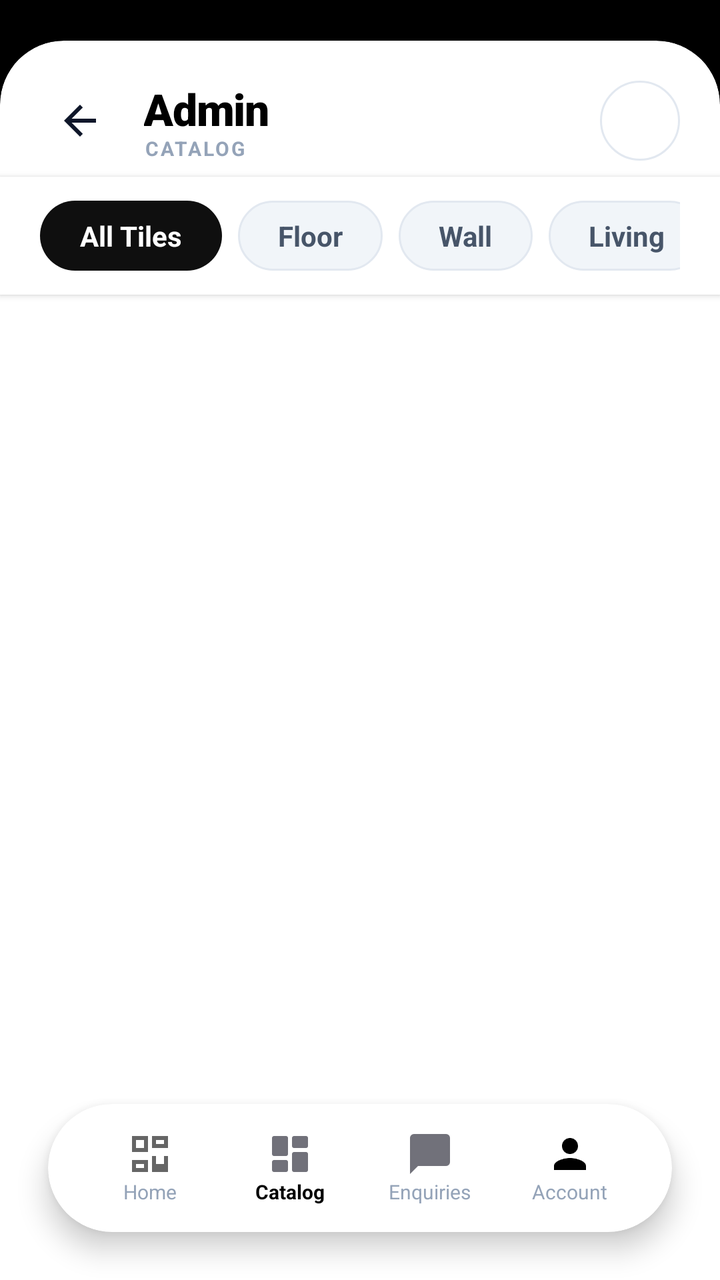
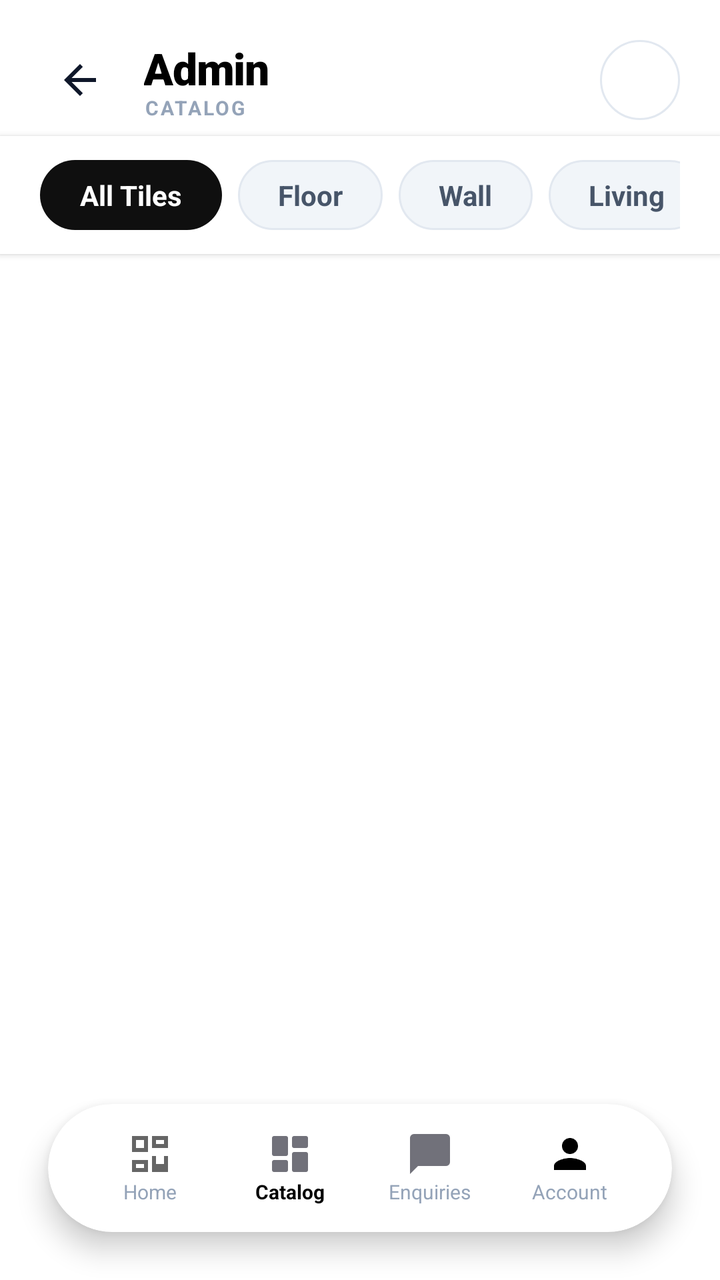

An Android layout rendered at two revisions. The XML below is the earlier revision; the diff shows what the commit changed to produce the second picture.
<!-- AndroidManifest.xml: activity theme Theme.AppCompat.Light.NoActionBar -->
<!-- res/layout/activity_admin_catalog.xml -->
<?xml version="1.0" encoding="utf-8"?>
<RelativeLayout xmlns:android="http://schemas.android.com/apk/res/android"
    xmlns:app="http://schemas.android.com/apk/res-auto"
    android:layout_width="match_parent"
    android:layout_height="match_parent"
    android:background="@color/white"
    android:fitsSystemWindows="false">

    
    <LinearLayout
        android:id="@+id/header_section"
        android:layout_width="match_parent"
        android:layout_height="80dp"
        android:background="#000000"
        android:orientation="vertical" />

    
    <androidx.cardview.widget.CardView
        android:layout_width="match_parent"
        android:layout_height="match_parent"
        android:layout_below="@id/header_section"
        android:layout_marginTop="-60dp"
        app:cardCornerRadius="32dp"
        app:cardElevation="0dp"
        app:cardBackgroundColor="@color/white">

        <LinearLayout
            android:layout_width="match_parent"
            android:layout_height="match_parent"
            android:orientation="vertical"
            android:paddingTop="12dp">

            
            <RelativeLayout
                android:id="@+id/toolbar"
                android:layout_width="match_parent"
                android:layout_height="56dp"
                android:paddingHorizontal="20dp">

                
                <LinearLayout
                    android:id="@+id/titleContainer"
                    android:layout_width="match_parent"
                    android:layout_height="match_parent"
                    android:orientation="horizontal"
                    android:gravity="center_vertical">

                    
                    <ImageView
                        android:id="@+id/btnBack"
                        android:layout_width="40dp"
                        android:layout_height="40dp"
                        android:src="@drawable/ic_arrow_back"
                        app:tint="#000000"
                        android:padding="8dp"
                        android:clickable="true"
                        android:focusable="true" />

                    
                    <LinearLayout
                        android:layout_width="0dp"
                        android:layout_height="wrap_content"
                        android:layout_weight="1"
                        android:orientation="vertical"
                        android:layout_marginStart="12dp">

                        <TextView
                            android:layout_width="wrap_content"
                            android:layout_height="wrap_content"
                            android:text="Admin"
                            android:textColor="#000000"
                            android:textSize="22sp"
                            android:fontFamily="sans-serif-black"
                            android:letterSpacing="-0.02" />

                        <TextView
                            android:layout_width="wrap_content"
                            android:layout_height="wrap_content"
                            android:text="CATALOG"
                            android:textColor="#94A3B8"
                            android:textSize="10sp"
                            android:textStyle="bold"
                            android:letterSpacing="0.1"
                            android:layout_marginTop="-2dp" />
                    </LinearLayout>

                    
                    <ImageView
                        android:id="@+id/btnSearch"
                        android:layout_width="40dp"
                        android:layout_height="40dp"
                        android:src="@drawable/ic_search"
                        app:tint="#000000"
                        android:background="@drawable/bg_circle_icon"
                        android:clickable="true"
                        android:focusable="true" />
                </LinearLayout>

                
                <LinearLayout
                    android:id="@+id/searchContainer"
                    android:layout_width="match_parent"
                    android:layout_height="match_parent"
                    android:orientation="horizontal"
                    android:gravity="center_vertical"
                    android:visibility="gone"
                    android:background="@color/white">

                    <ImageView
                        android:layout_width="40dp"
                        android:layout_height="40dp"
                        android:src="@drawable/ic_search"
                        app:tint="#94A3B8"
                        android:padding="10dp" />

                    <EditText
                        android:id="@+id/etSearch"
                        android:layout_width="0dp"
                        android:layout_height="wrap_content"
                        android:layout_weight="1"
                        android:background="@null"
                        android:hint="Search products..."
                        android:textColor="#1E293B"
                        android:textColorHint="#94A3B8"
                        android:textSize="16sp"
                        android:paddingHorizontal="8dp"
                        android:inputType="text"
                        android:maxLines="1"
                        android:imeOptions="actionSearch" />

                    <ImageView
                        android:id="@+id/btnCloseSearch"
                        android:layout_width="40dp"
                        android:layout_height="40dp"
                        android:src="@drawable/ic_close"
                        app:tint="#000000"
                        android:padding="10dp"
                        android:clickable="true"
                        android:focusable="true" />

                </LinearLayout>

            </RelativeLayout>

    
    <HorizontalScrollView
        android:id="@+id/filterTabs"
        android:layout_width="match_parent"
        android:layout_height="wrap_content"
        android:layout_below="@id/toolbar"
        android:background="@color/white"
        android:paddingHorizontal="20dp"
        android:paddingVertical="12dp"
        android:elevation="2dp"
        android:scrollbars="none">

        <LinearLayout
            android:layout_width="wrap_content"
            android:layout_height="wrap_content"
            android:orientation="horizontal">

            
            <LinearLayout
                android:id="@+id/btnAllTiles"
                android:layout_width="wrap_content"
                android:layout_height="wrap_content"
                android:orientation="horizontal"
                android:background="@drawable/bg_filter_active"
                android:paddingHorizontal="20dp"
                android:paddingVertical="8dp"
                android:layout_marginEnd="8dp"
                android:clickable="true"
                android:focusable="true">

                <TextView
                    android:layout_width="wrap_content"
                    android:layout_height="wrap_content"
                    android:text="All Tiles"
                    android:textColor="@color/white"
                    android:textSize="14sp"
                    android:textStyle="bold" />
            </LinearLayout>

            
            <LinearLayout
                android:id="@+id/btnFloor"
                android:layout_width="wrap_content"
                android:layout_height="wrap_content"
                android:orientation="horizontal"
                android:background="@drawable/bg_filter_inactive"
                android:paddingHorizontal="20dp"
                android:paddingVertical="8dp"
                android:layout_marginEnd="8dp"
                android:clickable="true"
                android:focusable="true">

                <TextView
                    android:layout_width="wrap_content"
                    android:layout_height="wrap_content"
                    android:text="Floor"
                    android:textColor="@color/slate_600"
                    android:textSize="14sp"
                    android:textStyle="bold" />
            </LinearLayout>

            
            <LinearLayout
                android:id="@+id/btnWall"
                android:layout_width="wrap_content"
                android:layout_height="wrap_content"
                android:orientation="horizontal"
                android:background="@drawable/bg_filter_inactive"
                android:paddingHorizontal="20dp"
                android:paddingVertical="8dp"
                android:layout_marginEnd="8dp"
                android:clickable="true"
                android:focusable="true">

                <TextView
                    android:layout_width="wrap_content"
                    android:layout_height="wrap_content"
                    android:text="Wall"
                    android:textColor="@color/slate_600"
                    android:textSize="14sp"
                    android:textStyle="bold" />
            </LinearLayout>

            
            <LinearLayout
                android:id="@+id/btnLiving"
                android:layout_width="wrap_content"
                android:layout_height="wrap_content"
                android:orientation="horizontal"
                android:background="@drawable/bg_filter_inactive"
                android:paddingHorizontal="20dp"
                android:paddingVertical="8dp"
                android:layout_marginEnd="8dp"
                android:clickable="true"
                android:focusable="true">

                <TextView
                    android:layout_width="wrap_content"
                    android:layout_height="wrap_content"
                    android:text="Living"
                    android:textColor="@color/slate_600"
                    android:textSize="14sp"
                    android:textStyle="bold" />
            </LinearLayout>

            
            <LinearLayout
                android:id="@+id/btnBathroom"
                android:layout_width="wrap_content"
                android:layout_height="wrap_content"
                android:orientation="horizontal"
                android:background="@drawable/bg_filter_inactive"
                android:paddingHorizontal="20dp"
                android:paddingVertical="8dp"
                android:layout_marginEnd="8dp"
                android:clickable="true"
                android:focusable="true">

                <TextView
                    android:layout_width="wrap_content"
                    android:layout_height="wrap_content"
                    android:text="Bathroom"
                    android:textColor="@color/slate_600"
                    android:textSize="14sp"
                    android:textStyle="bold" />
            </LinearLayout>

            
            <LinearLayout
                android:id="@+id/btnKitchen"
                android:layout_width="wrap_content"
                android:layout_height="wrap_content"
                android:orientation="horizontal"
                android:background="@drawable/bg_filter_inactive"
                android:paddingHorizontal="20dp"
                android:paddingVertical="8dp"
                android:layout_marginEnd="8dp"
                android:clickable="true"
                android:focusable="true">

                <TextView
                    android:layout_width="wrap_content"
                    android:layout_height="wrap_content"
                    android:text="Kitchen"
                    android:textColor="@color/slate_600"
                    android:textSize="14sp"
                    android:textStyle="bold" />
            </LinearLayout>

            
            <LinearLayout
                android:id="@+id/btnBedroom"
                android:layout_width="wrap_content"
                android:layout_height="wrap_content"
                android:orientation="horizontal"
                android:background="@drawable/bg_filter_inactive"
                android:paddingHorizontal="20dp"
                android:paddingVertical="8dp"
                android:clickable="true"
                android:focusable="true">

                <TextView
                    android:layout_width="wrap_content"
                    android:layout_height="wrap_content"
                    android:text="Bedroom"
                    android:textColor="@color/slate_600"
                    android:textSize="14sp"
                    android:textStyle="bold" />
            </LinearLayout>

        </LinearLayout>
    </HorizontalScrollView>

    
    <androidx.recyclerview.widget.RecyclerView
        android:id="@+id/recyclerViewTiles"
        android:layout_width="match_parent"
        android:layout_height="match_parent"
        android:layout_below="@id/filterTabs"
        android:layout_above="@id/bottomNav"
        android:layout_marginBottom="0dp"
        android:clipToPadding="false"
        android:padding="12dp"
        android:scrollbars="vertical" />

    </LinearLayout>
    </androidx.cardview.widget.CardView>

    
    <androidx.cardview.widget.CardView
        android:layout_width="match_parent"
        android:layout_height="64dp"
        android:layout_alignParentBottom="true"
        android:layout_marginHorizontal="24dp"
        android:layout_marginBottom="24dp"
        xmlns:app="http://schemas.android.com/apk/res-auto"
        app:cardCornerRadius="32dp"
        app:cardElevation="8dp"
        app:cardBackgroundColor="@color/white">

        <LinearLayout
            android:layout_width="match_parent"
            android:layout_height="match_parent"
            android:orientation="horizontal"
            android:gravity="center_vertical"
            android:paddingHorizontal="16dp">

            
            <LinearLayout
                android:id="@+id/bottomDashboard"
                android:layout_width="0dp"
                android:layout_height="match_parent"
                android:layout_weight="1"
                android:orientation="vertical"
                android:gravity="center"
                android:clickable="true"
                android:focusable="true"
                android:background="?attr/selectableItemBackgroundBorderless">
                <ImageView
                    android:layout_width="24dp"
                    android:layout_height="24dp"
                    android:src="@drawable/ic_dashboard"
                    app:tint="#94A3B8" />
                <TextView
                    android:layout_width="wrap_content"
                    android:layout_height="wrap_content"
                    android:text="Home"
                    android:textSize="10sp"
                    android:textColor="#94A3B8" />
            </LinearLayout>

            
            <LinearLayout
                android:id="@+id/bottomInventory"
                android:layout_width="0dp"
                android:layout_height="match_parent"
                android:layout_weight="1"
                android:orientation="vertical"
                android:gravity="center"
                android:clickable="true"
                android:focusable="true"
                android:background="?attr/selectableItemBackgroundBorderless">
                <ImageView
                    android:layout_width="24dp"
                    android:layout_height="24dp"
                    android:src="@drawable/ic_category"
                    app:tint="#000000" />
                <TextView
                    android:layout_width="wrap_content"
                    android:layout_height="wrap_content"
                    android:text="Catalog"
                    android:textSize="10sp"
                    android:textColor="#000000"
                    android:textStyle="bold" />
            </LinearLayout>

            
            <LinearLayout
                android:id="@+id/bottomQuotes"
                android:layout_width="0dp"
                android:layout_height="match_parent"
                android:layout_weight="1"
                android:orientation="vertical"
                android:gravity="center"
                android:clickable="true"
                android:focusable="true"
                android:background="?attr/selectableItemBackgroundBorderless">
                <ImageView
                    android:layout_width="24dp"
                    android:layout_height="24dp"
                    android:src="@drawable/ic_chat"
                    app:tint="#94A3B8" />
                <TextView
                    android:layout_width="wrap_content"
                    android:layout_height="wrap_content"
                    android:text="Enquiries"
                    android:textSize="10sp"
                    android:textColor="#94A3B8" />
            </LinearLayout>

            
            <LinearLayout
                android:id="@+id/bottomAccount"
                android:layout_width="0dp"
                android:layout_height="match_parent"
                android:layout_weight="1"
                android:orientation="vertical"
                android:gravity="center"
                android:clickable="true"
                android:focusable="true"
                android:background="?attr/selectableItemBackgroundBorderless">
                <ImageView
                    android:layout_width="24dp"
                    android:layout_height="24dp"
                    android:src="@drawable/ic_person"
                    app:tint="#94A3B8" />
                <TextView
                    android:layout_width="wrap_content"
                    android:layout_height="wrap_content"
                    android:text="Account"
                    android:textSize="10sp"
                    android:textColor="#94A3B8" />
            </LinearLayout>

        </LinearLayout>
    </androidx.cardview.widget.CardView>

</RelativeLayout>
<!-- resources referenced by this layout -->
<resources>
  <color name="slate_600">#475569</color>
  <color name="white">#FFFFFFFF</color>
  <!-- drawable bg_circle_icon (drawable) -->
  <?xml version="1.0" encoding="utf-8"?>
  <shape xmlns:android="http://schemas.android.com/apk/res/android">
      <solid android:color="@color/white" />
      <corners android:radius="100dp" />
      <stroke android:width="1dp" android:color="@color/slate_200" />
  </shape>
  <!-- drawable bg_filter_active (drawable) -->
  <?xml version="1.0" encoding="utf-8"?>
  <shape xmlns:android="http://schemas.android.com/apk/res/android">
      <solid android:color="@color/primary" />
      <corners android:radius="20dp" />
  </shape>
  <!-- drawable bg_filter_inactive (drawable) -->
  <?xml version="1.0" encoding="utf-8"?>
  <shape xmlns:android="http://schemas.android.com/apk/res/android">
      <solid android:color="@color/slate_100" />
      <stroke android:width="1dp" android:color="@color/slate_200" />
      <corners android:radius="20dp" />
  </shape>
  <!-- drawable ic_arrow_back (drawable) -->
  <?xml version="1.0" encoding="utf-8"?>
  <vector xmlns:android="http://schemas.android.com/apk/res/android"
      android:width="24dp"
      android:height="24dp"
      android:viewportWidth="24"
      android:viewportHeight="24"
      android:tint="@color/slate_900">
      <path
          android:fillColor="@android:color/white"
          android:pathData="M20,11H7.83l5.59,-5.59L12,4l-8,8 8,8 1.41,-1.41L7.83,13H20v-2z"/>
  </vector>
  <!-- drawable ic_chat (drawable) -->
  <vector xmlns:android="http://schemas.android.com/apk/res/android"
      android:width="24dp"
      android:height="24dp"
      android:viewportWidth="24"
      android:viewportHeight="24">
      <path
          android:fillColor="#71717A"
          android:pathData="M20,2H4c-1.1,0 -2,0.9 -2,2v18l4,-4h14c1.1,0 2,-0.9 2,-2V4c0,-1.1 -0.9,-2 -2,-2z"/>
  </vector>
  <!-- drawable ic_close (drawable) -->
  <?xml version="1.0" encoding="utf-8"?>
  <vector xmlns:android="http://schemas.android.com/apk/res/android"
      android:width="24dp"
      android:height="24dp"
      android:viewportWidth="24"
      android:viewportHeight="24"
      android:tint="@color/slate_600">
      <path
          android:fillColor="@android:color/white"
          android:pathData="M19,6.41L17.59,5 12,10.59 6.41,5 5,6.41 10.59,12 5,17.59 6.41,19 12,13.41 17.59,19 19,17.59 13.41,12z"/>
  </vector>
  <!-- drawable ic_dashboard (drawable) -->
  <?xml version="1.0" encoding="utf-8"?>
  <vector xmlns:android="http://schemas.android.com/apk/res/android"
      android:width="24dp"
      android:height="24dp"
      android:viewportWidth="24"
      android:viewportHeight="24"
      android:tint="?attr/colorControlNormal">
      <path
          android:fillColor="@android:color/white"
          android:pathData="M19,5v2h-4L15,5h4M9,5v4L5,9L5,5h4M19,13v4h-4v-4h4M9,17v2L5,19v-2h4M21,3h-8v6h8L21,3zM11,3L3,3v8h8L11,3zM21,13h-8v8h8v-8zM11,15L3,15v6h8v-6z"/>
  </vector>
  <!-- drawable ic_person (drawable) -->
  <vector xmlns:android="http://schemas.android.com/apk/res/android"
      android:width="24dp"
      android:height="24dp"
      android:viewportWidth="24"
      android:viewportHeight="24">
      <path
          android:fillColor="#000000"
          android:pathData="M12,12c2.21,0 4,-1.79 4,-4s-1.79,-4 -4,-4 -4,1.79 -4,4 1.79,4 4,4zM12,14c-2.67,0 -8,1.34 -8,4v2h16v-2c0,-2.66 -5.33,-4 -8,-4z"/>
  </vector>
  <color name="slate_200">#E2E8F0</color>
  <color name="primary">#0F0F0F</color>
  <color name="slate_100">#F1F5F9</color>
  <color name="slate_900">#0F172A</color>
  <!-- unchanged entries left out for length: 2 -->
</resources>

<!-- the commit's change to res/layout/activity_admin_catalog.xml (unified diff, before → after) -->
@@ -8,21 +8,10 @@
 
     
     <LinearLayout
-        android:id="@+id/header_section"
-        android:layout_width="match_parent"
-        android:layout_height="80dp"
-        android:background="#000000"
-        android:orientation="vertical" />
-
-    
-    <androidx.cardview.widget.CardView
         android:layout_width="match_parent"
         android:layout_height="match_parent"
-        android:layout_below="@id/header_section"
-        android:layout_marginTop="-60dp"
-        app:cardCornerRadius="32dp"
-        app:cardElevation="0dp"
-        app:cardBackgroundColor="@color/white">
+        android:background="@color/white"
+        android:orientation="vertical">
 
         <LinearLayout
             android:layout_width="match_parent"
@@ -322,16 +311,17 @@
         android:layout_height="match_parent"
         android:layout_below="@id/filterTabs"
         android:layout_above="@id/bottomNav"
-        android:layout_marginBottom="0dp"
         android:clipToPadding="false"
         android:padding="12dp"
+        android:paddingBottom="100dp"
         android:scrollbars="vertical" />
 
     </LinearLayout>
-    </androidx.cardview.widget.CardView>
+    </LinearLayout>
 
     
     <androidx.cardview.widget.CardView
+        android:id="@+id/bottomNav"
         android:layout_width="match_parent"
         android:layout_height="64dp"
         android:layout_alignParentBottom="true"
